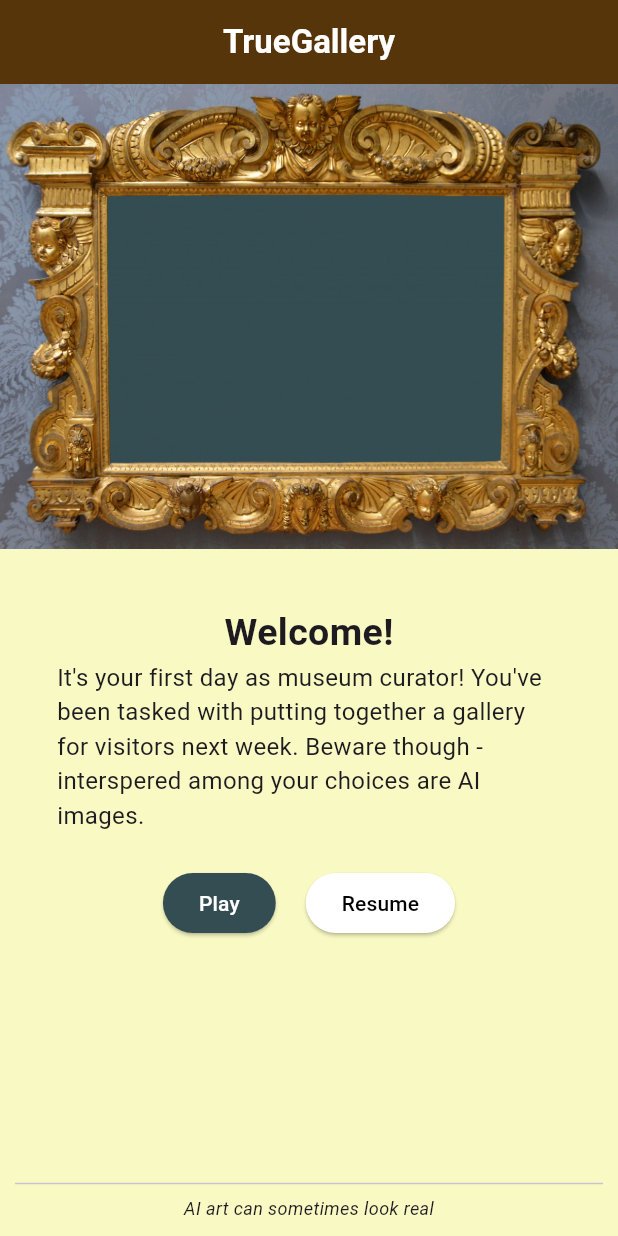
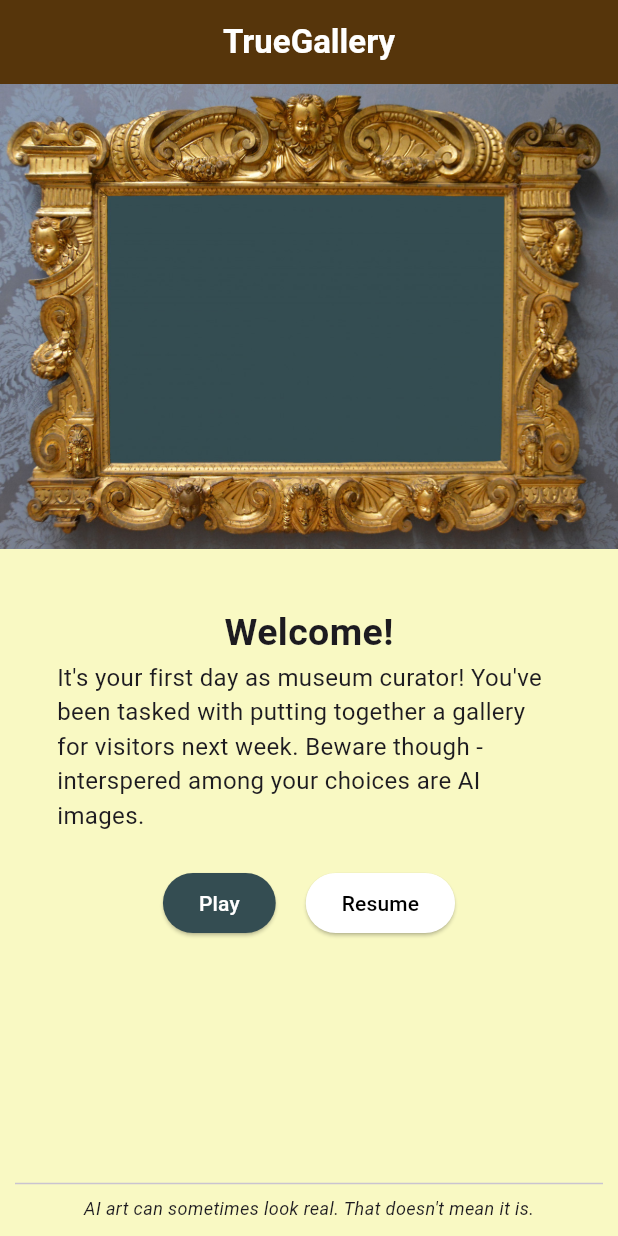
Before and after one commit to zbur/game-group-project, a Flutter app: the screen it shows after launch, on a phone screen of 412 x 824 dp. Run offline on Flutter 3.47's test engine with Material 3 defaults, Android fonts, the phone set to English and light mode, and no system bars; our stand-ins replace google_fonts, shared_preferences.

Commit message:
Minor footer text changes

```diff
--- a/app/lib/main.dart
+++ b/app/lib/main.dart
@@ -135,7 +135,7 @@ class HomeFooter extends StatelessWidget {
     return Column(crossAxisAlignment: CrossAxisAlignment.center, children: [
       const Divider(),
       Text(
-        "AI art can sometimes look real",
+        "AI art can sometimes look real. That doesn't mean it is.",
         style: TextStyle(fontSize: 12, fontStyle: FontStyle.italic)
       )   ]);
     }
```
